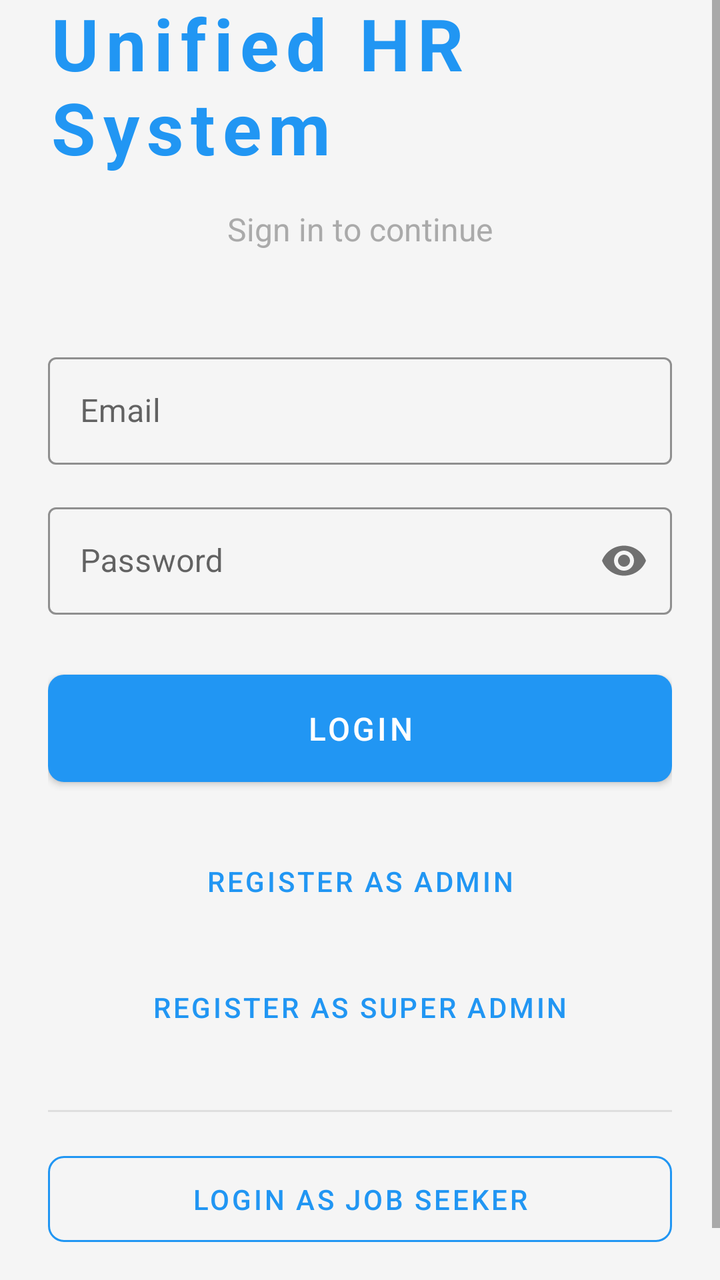
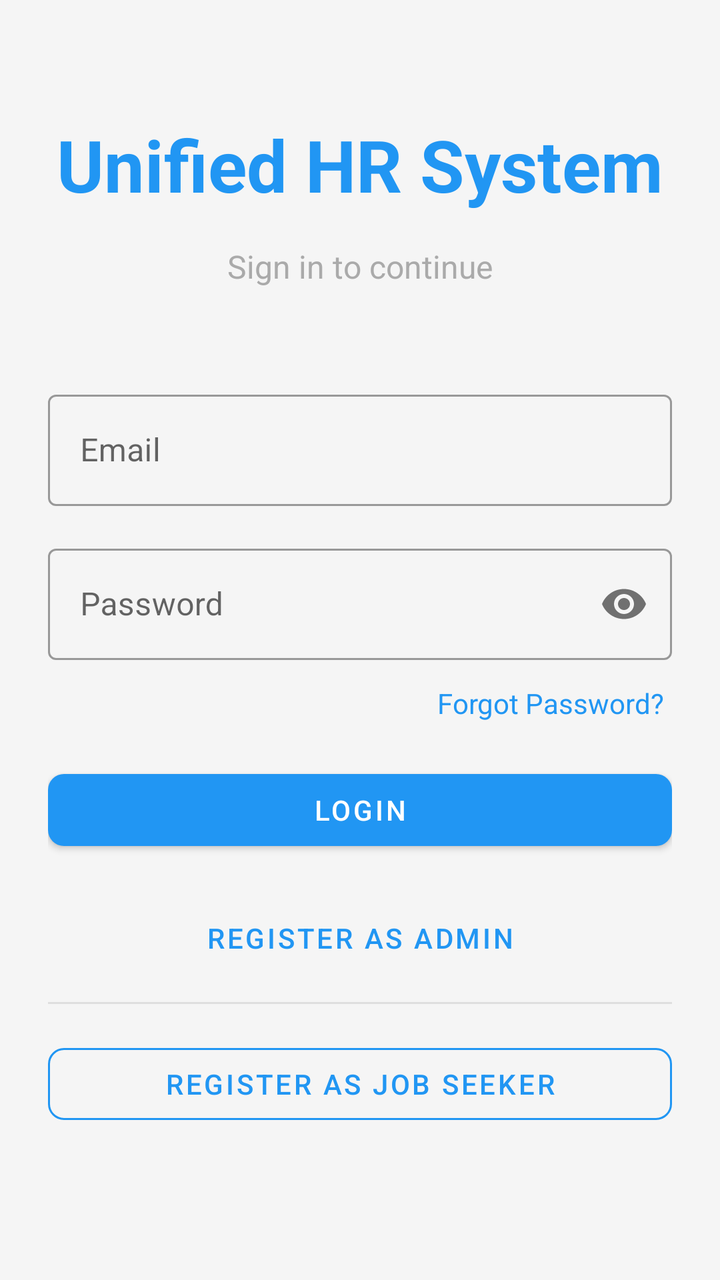

Two renders of the same Android screen: before a commit and after it. Below are the layout's source before the change and the commit's diff.
<!-- AndroidManifest.xml: application theme Theme.UnifiedHRSystem -->
<!-- res/layout/activity_login.xml -->
<?xml version="1.0" encoding="utf-8"?>
<ScrollView xmlns:android="http://schemas.android.com/apk/res/android"
    xmlns:app="http://schemas.android.com/apk/res-auto"
    android:layout_width="match_parent"
    android:layout_height="match_parent"
    android:background="@color/background"
    android:fillViewport="true">

    <LinearLayout
        android:layout_width="match_parent"
        android:layout_height="wrap_content"
        android:orientation="vertical"
        android:padding="24dp"
        android:gravity="center"
        android:layout_gravity="center_vertical">

        <TextView
            android:layout_width="wrap_content"
            android:layout_height="wrap_content"
            android:text="@string/app_name"
            android:textSize="36sp"
            android:textStyle="bold"
            android:textColor="@color/primary"
            android:layout_marginBottom="16dp"
            android:letterSpacing="0.1" />

        <TextView
            android:layout_width="wrap_content"
            android:layout_height="wrap_content"
            android:text="Sign in to continue"
            android:textSize="16sp"
            android:textColor="@android:color/darker_gray"
            android:layout_marginBottom="48dp" />

        <com.google.android.material.textfield.TextInputLayout
            android:layout_width="match_parent"
            android:layout_height="wrap_content"
            android:layout_marginBottom="16dp"
            android:hint="@string/email"
            app:boxStrokeColor="@color/primary"
            style="@style/Widget.MaterialComponents.TextInputLayout.OutlinedBox">

            <com.google.android.material.textfield.TextInputEditText
                android:id="@+id/etEmail"
                android:layout_width="match_parent"
                android:layout_height="wrap_content"
                android:inputType="textEmailAddress"
                android:padding="16dp" />
        </com.google.android.material.textfield.TextInputLayout>

        <com.google.android.material.textfield.TextInputLayout
            android:layout_width="match_parent"
            android:layout_height="wrap_content"
            android:layout_marginBottom="24dp"
            android:hint="@string/password"
            app:boxStrokeColor="@color/primary"
            app:passwordToggleEnabled="true"
            style="@style/Widget.MaterialComponents.TextInputLayout.OutlinedBox">

            <com.google.android.material.textfield.TextInputEditText
                android:id="@+id/etPassword"
                android:layout_width="match_parent"
                android:layout_height="wrap_content"
                android:inputType="textPassword"
                android:padding="16dp" />
        </com.google.android.material.textfield.TextInputLayout>

        <com.google.android.material.button.MaterialButton
            android:id="@+id/btnLogin"
            android:layout_width="match_parent"
            android:layout_height="wrap_content"
            android:text="@string/login"
            android:textSize="16sp"
            android:padding="16dp"
            android:layout_marginBottom="16dp"
            app:cornerRadius="8dp" />

        <com.google.android.material.button.MaterialButton
            android:id="@+id/btnRegister"
            android:layout_width="match_parent"
            android:layout_height="wrap_content"
            android:text="Register as Admin"
            android:textSize="14sp"
            android:padding="12dp"
            android:layout_marginBottom="8dp"
            style="@style/Widget.MaterialComponents.Button.TextButton"
            app:cornerRadius="8dp" />

        <com.google.android.material.button.MaterialButton
            android:id="@+id/btnSuperAdminRegister"
            android:layout_width="match_parent"
            android:layout_height="wrap_content"
            android:text="Register as Super Admin"
            android:textSize="14sp"
            android:padding="12dp"
            android:layout_marginBottom="8dp"
            style="@style/Widget.MaterialComponents.Button.TextButton"
            app:cornerRadius="8dp" />



        <View
            android:layout_width="match_parent"
            android:layout_height="1dp"
            android:background="@android:color/darker_gray"
            android:alpha="0.3"
            android:layout_marginVertical="16dp" />

        <com.google.android.material.button.MaterialButton
            android:id="@+id/btnJobSeekerLogin"
            android:layout_width="match_parent"
            android:layout_height="wrap_content"
            android:text="Login as Job Seeker"
            android:textSize="14sp"
            android:padding="12dp"
            android:layout_marginBottom="16dp"
            style="@style/Widget.MaterialComponents.Button.OutlinedButton"
            app:cornerRadius="8dp"
            app:strokeColor="@color/primary" />

        <ProgressBar
            android:id="@+id/progressBar"
            android:layout_width="wrap_content"
            android:layout_height="wrap_content"
            android:layout_marginTop="8dp"
            android:visibility="gone" />

    </LinearLayout>
</ScrollView>
<!-- resources referenced by this layout -->
<resources>
  <color name="background">#FFF5F5F5</color>
  <color name="primary">#FF2196F3</color>
  <string name="app_name">Unified HR System</string>
  <string name="email">Email</string>
  <string name="login">Login</string>
  <string name="password">Password</string>
  <style name="Theme.UnifiedHRSystem" parent="Theme.MaterialComponents.DayNight.NoActionBar">
          <item name="colorPrimary">@color/primary</item>
          <item name="colorPrimaryDark">@color/primary_dark</item>
          <item name="colorAccent">@color/accent</item>
          <item name="toolbarStyle">@style/Widget.UnifiedHR.Toolbar</item>
      </style>
  <color name="primary_dark">#FF1976D2</color>
  <color name="accent">#FFFF5722</color>
  <style name="Widget.UnifiedHR.Toolbar" parent="Widget.MaterialComponents.Toolbar">
          <item name="popupTheme">@style/ThemeOverlay.MaterialComponents.Light</item>
          <item name="titleTextColor">@color/white</item>
          <item name="subtitleTextColor">@color/white</item>
      </style>
  <color name="white">#FFFFFFFF</color>
</resources>

<!-- the commit's change to res/layout/activity_login.xml (unified diff, before → after) -->
@@ -3,16 +3,15 @@
     xmlns:app="http://schemas.android.com/apk/res-auto"
     android:layout_width="match_parent"
     android:layout_height="match_parent"
-    android:background="@color/background"
-    android:fillViewport="true">
+    android:fillViewport="true"
+    android:background="@color/background">
 
     <LinearLayout
         android:layout_width="match_parent"
         android:layout_height="wrap_content"
         android:orientation="vertical"
         android:padding="24dp"
-        android:gravity="center"
-        android:layout_gravity="center_vertical">
+        android:gravity="center">
 
         <TextView
             android:layout_width="wrap_content"
@@ -21,8 +20,7 @@
             android:textSize="36sp"
             android:textStyle="bold"
             android:textColor="@color/primary"
-            android:layout_marginBottom="16dp"
-            android:letterSpacing="0.1" />
+            android:layout_marginBottom="16dp"/>
 
         <TextView
             android:layout_width="wrap_content"
@@ -30,100 +28,88 @@
             android:text="Sign in to continue"
             android:textSize="16sp"
             android:textColor="@android:color/darker_gray"
-            android:layout_marginBottom="48dp" />
+            android:layout_marginBottom="48dp"/>
 
         <com.google.android.material.textfield.TextInputLayout
             android:layout_width="match_parent"
             android:layout_height="wrap_content"
-            android:layout_marginBottom="16dp"
             android:hint="@string/email"
-            app:boxStrokeColor="@color/primary"
-            style="@style/Widget.MaterialComponents.TextInputLayout.OutlinedBox">
+            style="@style/Widget.MaterialComponents.TextInputLayout.OutlinedBox"
+            android:layout_marginBottom="16dp">
 
             <com.google.android.material.textfield.TextInputEditText
                 android:id="@+id/etEmail"
                 android:layout_width="match_parent"
                 android:layout_height="wrap_content"
-                android:inputType="textEmailAddress"
-                android:padding="16dp" />
+                android:inputType="textEmailAddress"/>
         </com.google.android.material.textfield.TextInputLayout>
 
         <com.google.android.material.textfield.TextInputLayout
             android:layout_width="match_parent"
             android:layout_height="wrap_content"
-            android:layout_marginBottom="24dp"
             android:hint="@string/password"
-            app:boxStrokeColor="@color/primary"
             app:passwordToggleEnabled="true"
-            style="@style/Widget.MaterialComponents.TextInputLayout.OutlinedBox">
+            style="@style/Widget.MaterialComponents.TextInputLayout.OutlinedBox"
+            android:layout_marginBottom="8dp">
 
             <com.google.android.material.textfield.TextInputEditText
                 android:id="@+id/etPassword"
                 android:layout_width="match_parent"
                 android:layout_height="wrap_content"
-                android:inputType="textPassword"
-                android:padding="16dp" />
+                android:inputType="textPassword"/>
         </com.google.android.material.textfield.TextInputLayout>
+
+        
+        <TextView
+            android:id="@+id/tvForgotPassword"
+            android:layout_width="wrap_content"
+            android:layout_height="wrap_content"
+            android:text="Forgot Password?"
+            android:textColor="@color/primary"
+            android:textSize="14sp"
+            android:layout_gravity="end"
+            android:padding="4dp"
+            android:clickable="true"
+            android:focusable="true"
+            android:layout_marginBottom="16dp"/>
 
         <com.google.android.material.button.MaterialButton
             android:id="@+id/btnLogin"
             android:layout_width="match_parent"
             android:layout_height="wrap_content"
-            android:text="@string/login"
-            android:textSize="16sp"
-            android:padding="16dp"
-            android:layout_marginBottom="16dp"
-            app:cornerRadius="8dp" />
+            android:text="Login"
+            app:cornerRadius="8dp"
+            android:layout_marginBottom="16dp"/>
 
         <com.google.android.material.button.MaterialButton
             android:id="@+id/btnRegister"
             android:layout_width="match_parent"
             android:layout_height="wrap_content"
             android:text="Register as Admin"
-            android:textSize="14sp"
-            android:padding="12dp"
-            android:layout_marginBottom="8dp"
             style="@style/Widget.MaterialComponents.Button.TextButton"
-            app:cornerRadius="8dp" />
-
-        <com.google.android.material.button.MaterialButton
-            android:id="@+id/btnSuperAdminRegister"
-            android:layout_width="match_parent"
-            android:layout_height="wrap_content"
-            android:text="Register as Super Admin"
-            android:textSize="14sp"
-            android:padding="12dp"
-            android:layout_marginBottom="8dp"
-            style="@style/Widget.MaterialComponents.Button.TextButton"
-            app:cornerRadius="8dp" />
-
-
+            android:layout_marginBottom="8dp"/>
 
         <View
             android:layout_width="match_parent"
             android:layout_height="1dp"
+            android:alpha="0.3"
             android:background="@android:color/darker_gray"
-            android:alpha="0.3"
-            android:layout_marginVertical="16dp" />
+            android:layout_marginBottom="16dp"/>
 
         <com.google.android.material.button.MaterialButton
-            android:id="@+id/btnJobSeekerLogin"
+            android:id="@+id/btnJobSeekerRegister"
             android:layout_width="match_parent"
             android:layout_height="wrap_content"
-            android:text="Login as Job Seeker"
-            android:textSize="14sp"
-            android:padding="12dp"
+            android:text="Register as Job Seeker"
+            style="@style/Widget.MaterialComponents.Button.OutlinedButton"
             android:layout_marginBottom="16dp"
-            style="@style/Widget.MaterialComponents.Button.OutlinedButton"
             app:cornerRadius="8dp"
-            app:strokeColor="@color/primary" />
+            app:strokeColor="@color/primary"/>
 
         <ProgressBar
             android:id="@+id/progressBar"
             android:layout_width="wrap_content"
             android:layout_height="wrap_content"
-            android:layout_marginTop="8dp"
-            android:visibility="gone" />
-
+            android:visibility="gone"/>
     </LinearLayout>
 </ScrollView>
<!-- resource entries referenced after the edit -->
@@ -1,10 +1,9 @@
 <!-- resources referenced by this layout -->
 <resources>
   <color name="background">#FFF5F5F5</color>
-  <color name="primary">#FF2196F3</color>
+  <color name="primary">#2196F3</color>
   <string name="app_name">Unified HR System</string>
   <string name="email">Email</string>
-  <string name="login">Login</string>
   <string name="password">Password</string>
   <style name="Theme.UnifiedHRSystem" parent="Theme.MaterialComponents.DayNight.NoActionBar">
           <item name="colorPrimary">@color/primary</item>
@@ -12,8 +11,8 @@
           <item name="colorAccent">@color/accent</item>
           <item name="toolbarStyle">@style/Widget.UnifiedHR.Toolbar</item>
       </style>
-  <color name="primary_dark">#FF1976D2</color>
-  <color name="accent">#FFFF5722</color>
+  <color name="primary_dark">#1976D2</color>
+  <color name="accent">#4CAF50</color>
   <style name="Widget.UnifiedHR.Toolbar" parent="Widget.MaterialComponents.Toolbar">
           <item name="popupTheme">@style/ThemeOverlay.MaterialComponents.Light</item>
           <item name="titleTextColor">@color/white</item>
